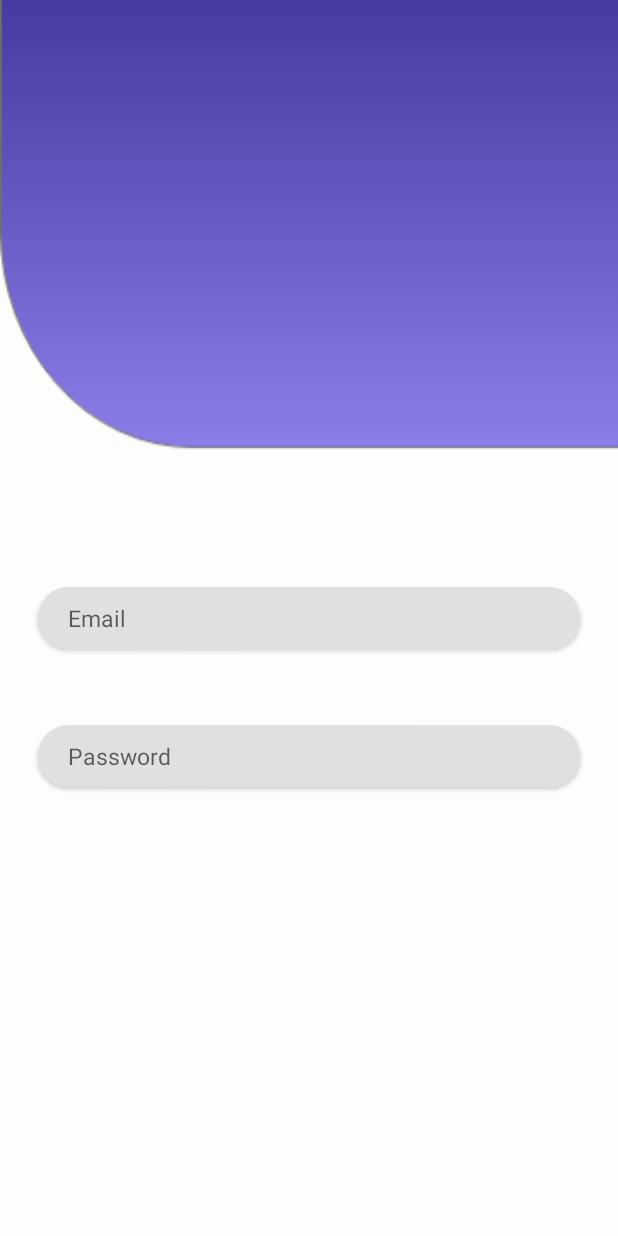
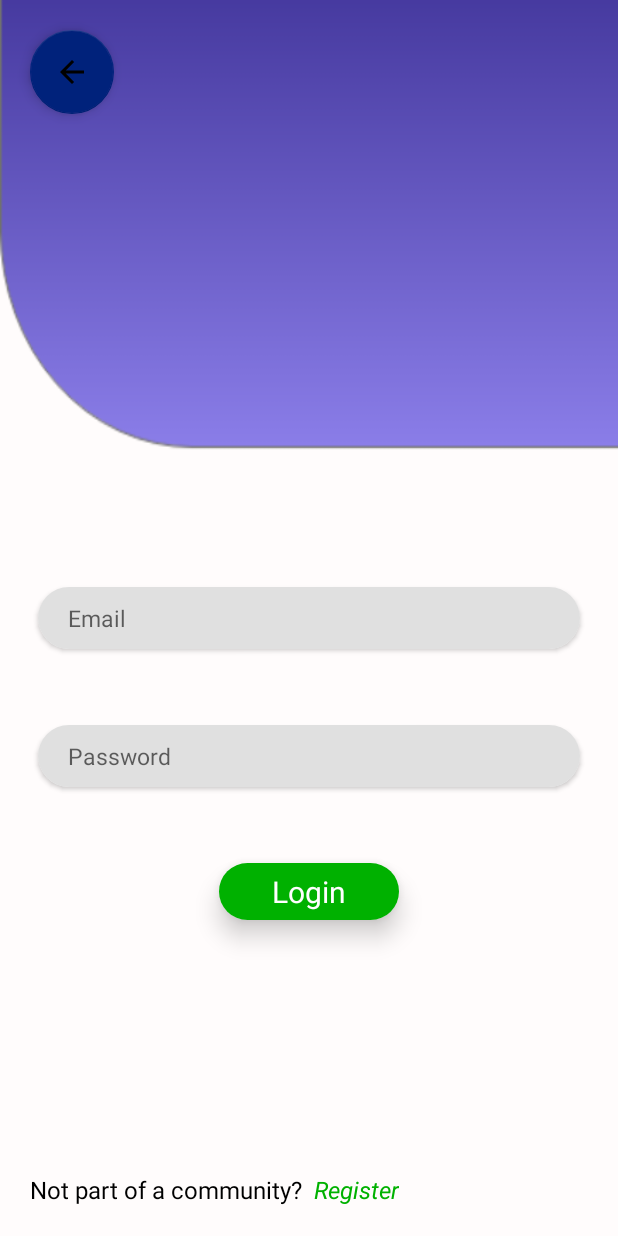
Before and after one commit to Ruthvikbr/Custom-Login-Screen, an Android app: the LoginActivity screen opened directly, with no data from a screen before it, on a phone screen of 412 x 824 dp. Run offline under Robolectric (Android 15) with nearby library versions, the phone set to English and light mode, and no system bars.

```diff
--- a/app/src/main/java/com/loginScreen/sample/LoginActivity.java
+++ b/app/src/main/java/com/loginScreen/sample/LoginActivity.java
@@ -2,7 +2,15 @@ package com.loginScreen.sample;
 
 import androidx.appcompat.app.AppCompatActivity;
 
+import android.content.Intent;
 import android.os.Bundle;
+import android.text.TextUtils;
+import android.view.View;
+import android.widget.EditText;
+import android.widget.TextView;
+import android.widget.Toast;
+
+import com.google.android.material.floatingactionbutton.FloatingActionButton;
 
 public class LoginActivity extends AppCompatActivity {
 
@@ -10,5 +18,43 @@ public class LoginActivity extends AppCompatActivity {
     protected void onCreate(Bundle savedInstanceState) {
         super.onCreate(savedInstanceState);
         setContentView(R.layout.activity_login);
+
+        FloatingActionButton backButton = findViewById(R.id.loginBackButton);
+        backButton.setOnClickListener(new View.OnClickListener() {
+            @Override
+            public void onClick(View v) {
+                onBackPressed();
+            }
+        });
+        TextView Register = findViewById(R.id.LoginToRegisterLink);
+        Register.setOnClickListener(new View.OnClickListener() {
+            @Override
+            public void onClick(View v) {
+                Intent intent = new Intent(LoginActivity.this,RegisterActivity.class);
+                startActivity(intent);
+            }
+        });
+        final EditText email = findViewById(R.id.email);
+        final EditText password = findViewById(R.id.password);
+        TextView submit = findViewById(R.id.login);
+        submit.setOnClickListener(new View.OnClickListener() {
+            @Override
+            public void onClick(View v) {
+
+                if(TextUtils.isEmpty(email.getText().toString())){
+                    Toast.makeText(LoginActivity.this,"Enter Valid Email",Toast.LENGTH_SHORT).show();
+                }
+
+                else if(TextUtils.isEmpty(password.getText().toString())){
+                    Toast.makeText(LoginActivity.this,"Enter Valid Password",Toast.LENGTH_SHORT).show();
+                }
+                else if(password.getText().toString().length()<6){
+                    Toast.makeText(LoginActivity.this,"Password length has to be more than 6",Toast.LENGTH_SHORT).show();
+                }
+                else{
+                    //login code
+                }
+            }
+        });
     }
 }
--- a/app/src/main/res/layout/activity_login.xml
+++ b/app/src/main/res/layout/activity_login.xml
@@ -7,6 +7,16 @@
     tools:context=".LoginActivity"
     android:background="@drawable/ui"
     android:orientation="vertical">
+
+    <com.google.android.material.floatingactionbutton.FloatingActionButton
+        android:id="@+id/loginBackButton"
+        android:layout_width="wrap_content"
+        android:layout_height="wrap_content"
+        android:layout_margin="20dp"
+        app:backgroundTint="#00227b"
+        app:elevation="5dp"
+        android:src="@drawable/ic_arrow_back_black_24dp"
+        />
     <androidx.cardview.widget.CardView
         android:id="@+id/emailCV"
         android:layout_centerVertical="true"
@@ -31,6 +41,7 @@
             android:importantForAutofill="no" />
     </androidx.cardview.widget.CardView>
     <androidx.cardview.widget.CardView
+        android:id="@+id/passwordCV"
         android:layout_below="@id/emailCV"
         android:layout_centerVertical="true"
         android:layout_width="match_parent"
@@ -55,5 +66,55 @@
             android:imeOptions="actionDone"
             />
     </androidx.cardview.widget.CardView>
+    <androidx.cardview.widget.CardView
+        android:layout_width="wrap_content"
+        android:layout_height="wrap_content"
+        android:layout_below="@id/passwordCV"
+        android:layout_marginTop="25dp"
+        android:background="@color/colorPrimary"
+        app:cardCornerRadius="22.5dp"
+        app:cardElevation="10dp"
+        android:layout_centerHorizontal="true"
+        >
+        <TextView
+            android:id="@+id/login"
+            android:layout_width="match_parent"
+            android:layout_height="match_parent"
+            android:textSize="20sp"
+            android:text="@string/login"
+            android:paddingStart="35dp"
+            android:paddingEnd="35dp"
+            android:paddingBottom="5dp"
+            android:paddingTop="5dp"
+            android:textColor="#ffffff"
+            android:background="@color/colorPrimary"
+            />
+    </androidx.cardview.widget.CardView>
+    <LinearLayout
+        android:layout_width="wrap_content"
+        android:layout_height="wrap_content"
+        android:orientation="horizontal"
+        android:layout_alignParentBottom="true"
+        android:layout_margin="20dp"
+        >
+        <TextView
+            android:layout_width="wrap_content"
+            android:layout_height="wrap_content"
+            android:text="@string/not_part_of_a_community"
+            android:textColor="#000"
+            android:id="@+id/registerQuestion"
+            android:textSize="16sp"
+            />
+        <TextView
+            android:id="@+id/LoginToRegisterLink"
+            android:layout_width="wrap_content"
+            android:layout_height="wrap_content"
+            android:text="@string/register"
+            android:textColor="@color/colorPrimary"
+            android:textStyle="italic"
+            android:textSize="16sp"
+            android:layout_marginStart="8dp"
+            />
+    </LinearLayout>
 
 </RelativeLayout>
```
